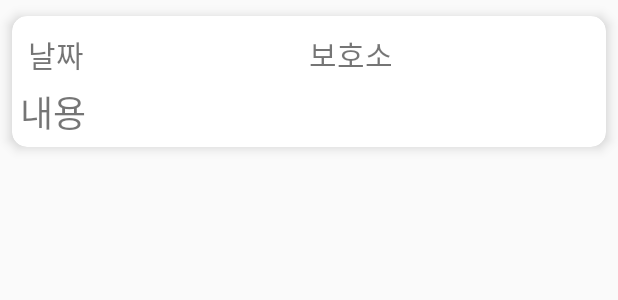
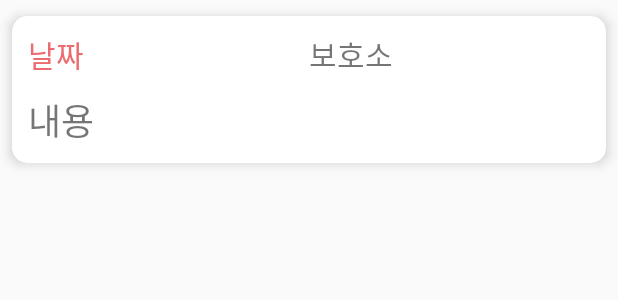
Before and after one commit to carousel59/Animalunteer, an Android app: the layout memo_item.xml on its own in the app's theme, with its tools: preview values and no code run, on a phone screen of 412 x 824 dp. Shown: the top 300 px of the screen. Run offline under Robolectric (Android 15) with nearby library versions, the light colour scheme and no system bars.

Commit message:
complete but..

```diff
--- a/app/src/main/res/layout/fragment_memo.xml
+++ b/app/src/main/res/layout/fragment_memo.xml
@@ -35,6 +35,8 @@
                     android:hint="날짜 입력"
                     android:inputType="textNoSuggestions"
                     android:maxLines="1"
+                    android:textColorHighlight="@color/middle"
+                    android:textColorLink="@color/middle"
                     android:textSize="20sp" />
 
                 <EditText
@@ -44,6 +46,8 @@
                     android:hint="보호소 입력"
                     android:inputType="textNoSuggestions"
                     android:maxLines="1"
+                    android:textColorHighlight="@color/middle"
+                    android:textColorLink="@color/middle"
                     android:textSize="20sp" />
 
                 <EditText
@@ -54,6 +58,8 @@
                     android:inputType="textNoSuggestions"
                     android:lines="3"
                     android:maxLines="4"
+                    android:textColorHighlight="@color/middle"
+                    android:textColorLink="@color/middle"
                     android:textSize="32sp" />
 
             </LinearLayout>
--- a/app/src/main/res/layout/memo_item.xml
+++ b/app/src/main/res/layout/memo_item.xml
@@ -34,6 +34,9 @@
                     android:layout_height="wrap_content"
                     android:layout_weight="1"
                     android:text="날짜"
+                    android:textColor="@color/top"
+                    android:textColorHighlight="@color/middle"
+                    android:textColorLink="@color/middle"
                     android:textSize="20sp" />
 
                 <TextView
@@ -42,6 +45,8 @@
                     android:layout_height="wrap_content"
                     android:layout_weight="1"
                     android:text="보호소"
+                    android:textColorHighlight="@color/middle"
+                    android:textColorLink="@color/middle"
                     android:textSize="20sp" />
 
             </LinearLayout>
@@ -50,7 +55,10 @@
                 android:id="@+id/contentsTextView"
                 android:layout_width="match_parent"
                 android:layout_height="wrap_content"
+                android:layout_margin="5dp"
                 android:text="내용"
+                android:textColorHighlight="@color/middle"
+                android:textColorLink="@color/middle"
                 android:textSize="24sp" />
 
         </LinearLayout>
```
